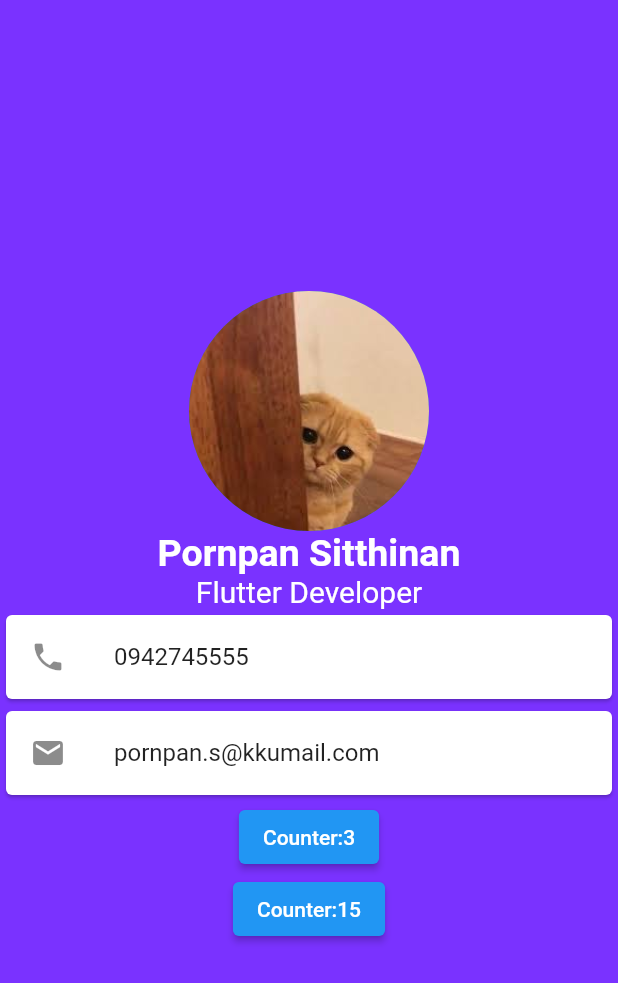
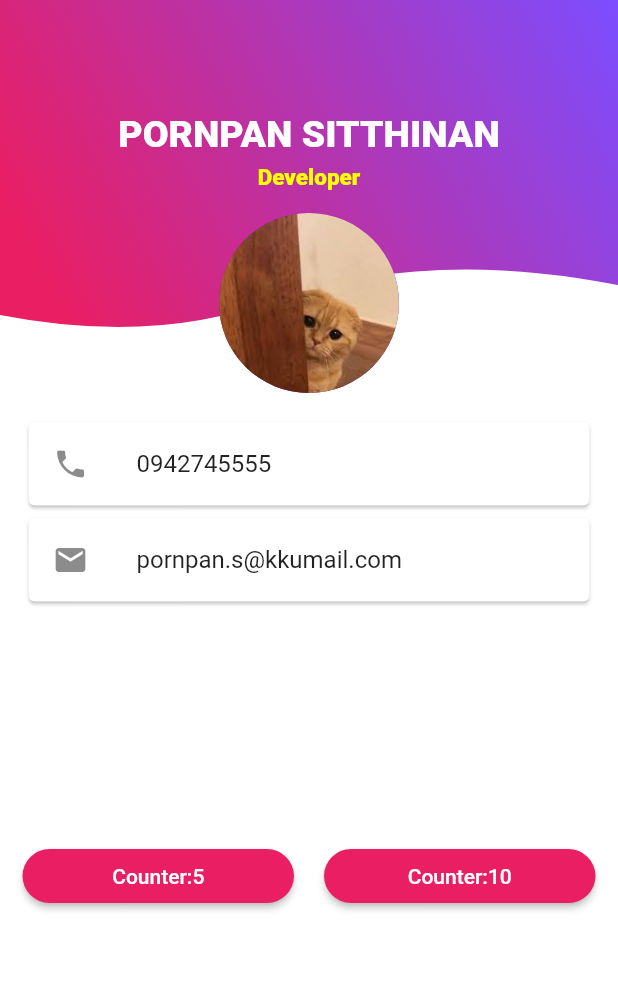
Before and after one commit to mimmiam/gsb_day01, a Flutter app: the screen it shows after launch, on a phone screen of 412 x 824 dp. Shown: the top 983 px of the screen. Run offline on Flutter 3.47's test engine with Material 2 defaults, Android fonts, the phone set to English and light mode, and no system bars; our stand-ins replace flutter_custom_clippers; Roboto replaces fonts that are missing (Tahoma).

Commit message:
add clipper lip

```diff
--- /dev/null
+++ b/lib/contact.dart
@@ -0,0 +1,41 @@
+import 'package:flutter/material.dart';
+
+class ContactScreen extends StatefulWidget {
+  const ContactScreen({Key? key}) : super(key: key);
+
+  @override
+  State<ContactScreen> createState() => _ContactScreen();
+}
+
+class _ContactScreen extends State<ContactScreen> {
+  int count = 0;
+  @override
+  Widget build(BuildContext context) {
+    return Scaffold(
+      appBar: AppBar(
+        title: Text('Contact'),
+      ),
+      body: Center(
+        child:FloatingActionButton(
+          backgroundColor: Theme.of(context).secondaryHeaderColor ,
+      child: Icon(Icons.arrow_back),
+          onPressed: () {
+              Navigator.pushNamedAndRemoveUntil(
+                  context, '/profile', (route) => false);
+              },
+    ),
+
+        // ElevatedButton(
+        //   style: ElevatedButton.styleFrom(
+        //     primary: Theme.of(context).secondaryHeaderColor,
+        //   ),
+        //   onPressed: () {
+        //     Navigator.pushNamedAndRemoveUntil(
+        //         context, '/profile', (route) => false);
+        //   },
+        //   child: Text('Back to profile'),
+        // ),
+      ),
+    );
+  }
+}
--- a/lib/contactus.dart
+++ /dev/null
@@ -1,29 +0,0 @@
-import 'package:flutter/material.dart';
-
-class ContactScreen extends StatefulWidget {
-  const ContactScreen({Key? key}) : super(key: key);
-
-  @override
-  State<ContactScreen> createState() => _ContactScreen();
-}
-
-class _ContactScreen extends State<ContactScreen> {
-  int count = 0;
-  @override
-  Widget build(BuildContext context) {
-    return Scaffold(
-      appBar: AppBar(
-        title: Text('Contact'),
-      ),
-      body: Center(
-        child: ElevatedButton(
-          onPressed: () {
-            Navigator.pushNamedAndRemoveUntil(
-                context, '/profile', (route) => false);
-          },
-          child: Text('Back to profile'),
-        ),
-      ),
-    );
-  }
-}
--- a/lib/counter.dart
+++ b/lib/counter.dart
@@ -27,12 +27,13 @@ class _CounterScreenState extends State<CounterScreen> {
         ),
       ),
       floatingActionButton: FloatingActionButton(
+        backgroundColor: Theme.of(context).secondaryHeaderColor ,
         child: Icon(Icons.add),
         onPressed: () {
           count++;
           if (count > limitCount) {
             count = 0;
-            Navigator.pushNamed(context, '/contact');
+            Navigator.pushNamed(context, '/profile');
           }
           print(count);
           setState(() {});
--- a/lib/main.dart
+++ b/lib/main.dart
@@ -1,5 +1,5 @@
 import 'package:flutter/material.dart';
-import 'package:gsb_day01/contactus.dart';
+import 'package:gsb_day01/contact.dart';
 import 'package:gsb_day01/profile.dart';
 import 'counter.dart';
 
@@ -19,6 +19,9 @@ class MyApp extends StatelessWidget {
         '/profile': ((context) => ProfileCard()),
       },
       theme: ThemeData(
+        primaryColor: Colors.purple,
+        primarySwatch: Colors.purple,
+        secondaryHeaderColor: Colors.pink,
         textTheme: TextTheme(
           headline1: TextStyle(
             color: Colors.white,
--- a/lib/profile.dart
+++ b/lib/profile.dart
@@ -1,45 +1,69 @@
 import 'package:flutter/material.dart';
+import 'package:flutter_custom_clippers/flutter_custom_clippers.dart';
 
 class ProfileCard extends StatelessWidget {
   const ProfileCard({Key? key}) : super(key: key);
 
   @override
   Widget build(BuildContext context) {
-    return Scaffold(
-        backgroundColor: Color.fromARGB(255, 122, 50, 255),
-        body: SafeArea(
+    return Container(
+      color: Colors.white,
         child: Column(
-            mainAxisAlignment: MainAxisAlignment.center,
           children: [
+            ClipPath(
+              clipper: WaveClipperTwo(),
+              child: Container(
+                height: 230,
+                decoration: BoxDecoration(
+                  gradient: LinearGradient(
+                    colors: const [Colors.pink, Colors.deepPurpleAccent],
+                    begin: Alignment.bottomLeft,
+                    end: Alignment.topRight,
+                    stops: const [0.1, 10.0],
+                    tileMode: TileMode.mirror,
+                  ),
+                ),
+              ),
+            ),
+            Transform.translate(
+              offset: Offset(0.0, -155.0),
+              child:Column(
+                children: [
+                  Text('PORNPAN SITTHINAN',
+                    style: TextStyle(
+                      fontSize: 25,
+                      decoration: TextDecoration.none,
+                      color: Colors.white,
+                      fontFamily: 'Tahoma',
+                    ),
+                  ),
+                  SizedBox(
+                    height: 5,
+                  ),
+                  Text('Developer',
+                    style: TextStyle(
+                      fontSize: 15,
+                      decoration: TextDecoration.none,
+                      color: Colors.yellowAccent,
+                      fontFamily: 'Tahoma',
+                    ),
+                  ),
+                  SizedBox(
+                    height: 15,
+                  ),
                   CircleAvatar(
-                radius: 80,
+                    radius: 60,
                     backgroundImage: AssetImage(
                       'images/download.jpg',
                     ),
                   ),
-              Text(
-                'Pornpan Sitthinan',
-                style: Theme.of(context).textTheme.headline1,
+                  SizedBox(
+                    height: 15,
                   ),
-              Text(
-                'Flutter Developer',
-                style: TextStyle(
-                  color: Color.fromARGB(255, 255, 255, 255),
-                  fontSize: 20,
-                ),
-              ),
-              // Container(
-              //   margin: EdgeInsets.all(5),
-              //   padding: EdgeInsets.all(8),
-              //   color: Colors.white,
-              //   child: Row(
-              //     children: [
-              //       Icon(Icons.phone),
-              //       SizedBox(width: 10),
-              //       Text('0942745555'),
-              //     ],
-              //   ),
-              // ),
+                  Padding(
+                    padding: EdgeInsets.only(right: 15.0, left: 15.0),
+                    child: Column(
+                      children: const [
                         Card(
                           child: ListTile(
                             leading: Icon(Icons.phone),
@@ -52,93 +76,53 @@ class ProfileCard extends StatelessWidget {
                             title: Text('pornpan.s@kkumail.com'),
                           ),
                         ),
-              ElevatedButton(
+                      ],
+                    ),
+                  ),
+                ],
+              )
+            ),
+            Padding(
+              padding: EdgeInsets.only(right: 15.0, left: 15.0),
+              child: Row(
+                mainAxisAlignment: MainAxisAlignment.end,
+                children: [
+                  Expanded(
+                    child: ElevatedButton(
+                        style: ButtonStyle(
+                            shape: MaterialStateProperty.all<RoundedRectangleBorder>(
+                                RoundedRectangleBorder(
+                                  borderRadius: BorderRadius.circular(18.0),
+                                )
+                            ),
+                            backgroundColor: MaterialStateProperty.all<Color>(Colors.pink)
+                        ),
                         onPressed: () {
-                    Navigator.pushNamed(context, '/counter', arguments: 3);
+                          Navigator.pushNamed(context, '/counter', arguments: 5);
                         },
-                  child: Text('Counter:3')),
-              ElevatedButton(
+                        child: Text('Counter:5')),
+                  ),
+                  SizedBox(width: 20),
+                  Expanded(
+                      child: ElevatedButton(
+                          style: ButtonStyle(
+                              shape: MaterialStateProperty.all<RoundedRectangleBorder>(
+                                  RoundedRectangleBorder(
+                                    borderRadius: BorderRadius.circular(18.0),
+                                  )
+                              ),
+                              backgroundColor: MaterialStateProperty.all<Color>(Colors.pink)
+                          ),
                           onPressed: () {
-                    Navigator.pushNamed(context, '/counter', arguments: 15);
+                            Navigator.pushNamed(context, '/counter', arguments: 10);
                           },
-                  child: Text('Counter:15'))
+                          child: Text('Counter:10'))
+                  ),
                 ],
               ),
             )
-
-        // body: Container(
-        //   width: double.infinity,
-        //
-        //   child: ListView(
-        //     children: [
-        //       Container(
-        //         child: ListTile(
-        //           leading: Icon(Icons.contact_mail),
-        //           title: Text('title'),
-        //           subtitle: Text('subtitle'),
-        //           trailing: Text('trailing'),
-        //         ),
-        //       ),
-        //       Container(
-        //         child: ListTile(
-        //           leading: Text('leading'),
-        //           title: Text('title'),
-        //           subtitle: Text('subtitle'),
-        //           trailing: Text('trailing'),
-        //         ),
-        //       ),
-        //       Container(
-        //         child: ListTile(
-        //           leading: Text('leading'),
-        //           title: Text('title'),
-        //           subtitle: Text('subtitle'),
-        //           trailing: Text('trailing'),
-        //         ),
-        //       ),
-        //       Container(
-        //         child: ListTile(
-        //           leading: Text('leading'),
-        //           title: Text('title'),
-        //           subtitle: Text('subtitle'),
-        //           trailing: Text('trailing'),
-        //         ),
-        //       ),
-        //       Container(
-        //         child: ListTile(
-        //           leading: Text('leading'),
-        //           title: Text('title'),
-        //           subtitle: Text('subtitle'),
-        //           trailing: Text('trailing'),
-        //         ),
-        //       ),
-        //     ],
-        //   ),
-        //   // child: Column(
-        //   //   mainAxisAlignment: MainAxisAlignment.start,
-        //   //   children: [
-        //   //     Expanded(
-        //   //       flex: 2,
-        //   //       child: Container(
-        //   //         width: 100,
-        //   //         color: Colors.blueAccent,
-        //   //       ),
-        //   //     ),
-        //   //     Expanded(
-        //   //       flex: 5,
-        //   //       child: Container(
-        //   //         width: 100,
-        //   //         color: Colors.red,
-        //   //       ),
-        //   //     ),
-        //   //     Expanded(
-        //   //       child: Container(
-        //   //         width: 100,
-        //   //         color: Colors.yellow,
-        //   //       ),
-        //   //     ),
-        //   //   ],
-        //   // ),
-        // ),
+          ],
+      ),
     );
   }
 }
--- a/pubspec.yaml
+++ b/pubspec.yaml
@@ -34,6 +34,7 @@ dependencies:
   # The following adds the Cupertino Icons font to your application.
   # Use with the CupertinoIcons class for iOS style icons.
   cupertino_icons: ^1.0.2
+  flutter_custom_clippers: ^2.0.0
 
 dev_dependencies:
   flutter_test:
```
Also changed, not shown: pubspec.lock. Lines whose indentation alone changed are shown as unchanged.
